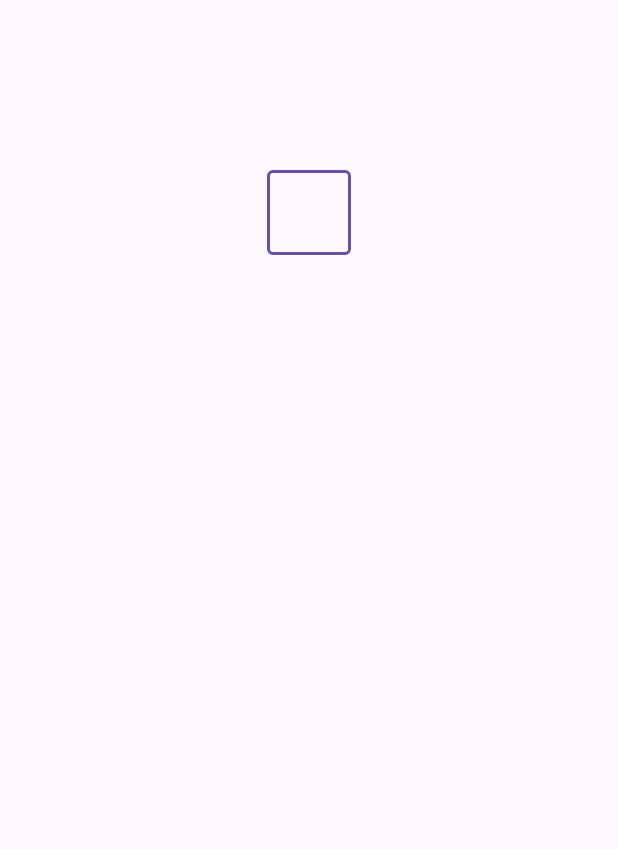
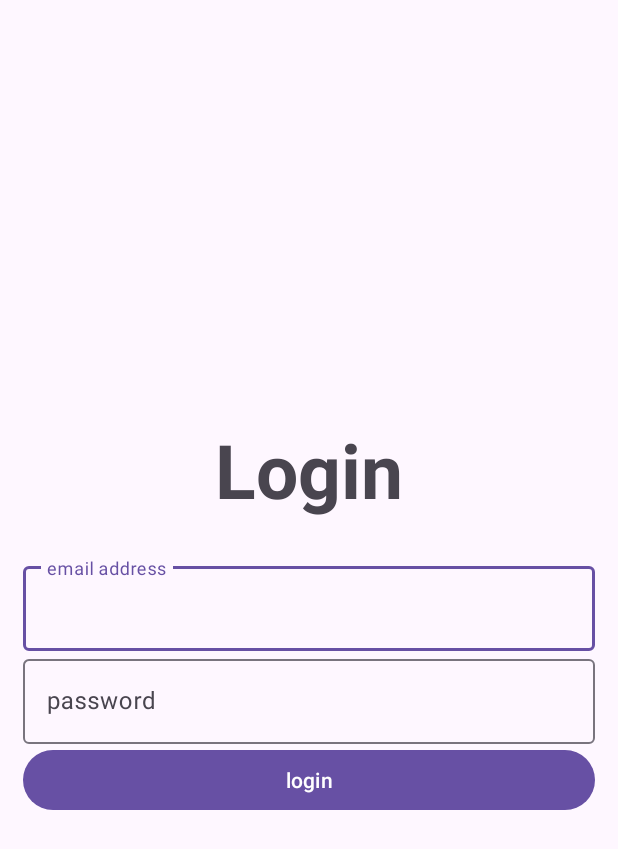
Before and after one commit to SymonMuchemi/Auth-project, an Android app: the screen it shows after launch (Login), on a phone screen of 412 x 824 dp. Before the commit the part shown is almost empty. Shown: the top 849 px of the screen. Run offline under Robolectric (Android 15) with nearby library versions, the phone set to English and light mode, and no system bars.

Commit message:
fix: adjusted the layout widths and heights

```diff
--- a/app/build.gradle.kts
+++ b/app/build.gradle.kts
@@ -27,6 +27,7 @@ android {
         sourceCompatibility = JavaVersion.VERSION_1_8
         targetCompatibility = JavaVersion.VERSION_1_8
     }
+    buildToolsVersion = "34.0.0"
 }
 
 dependencies {
--- a/app/src/main/res/layout/activity_login.xml
+++ b/app/src/main/res/layout/activity_login.xml
@@ -10,7 +10,7 @@
     tools:context=".Login">
 
     <TextView
-        android:text="@string/login"
+        android:text="Login"
         android:textSize="50sp"
         android:textStyle="bold"
         android:gravity="center"
@@ -19,18 +19,18 @@
         android:layout_height="wrap_content"/>
 
         <com.google.android.material.textfield.TextInputLayout
-            android:layout_width="wrap_content"
-            android:layout_height="match_parent" >
+            android:layout_width="match_parent"
+            android:layout_height="wrap_content" >
         <com.google.android.material.textfield.TextInputEditText
             android:id="@+id/email"
-            android:hint="@string/email"
+            android:hint="email address"
             android:layout_width="match_parent"
             android:layout_height="wrap_content"/>
         </com.google.android.material.textfield.TextInputLayout>
 
     <com.google.android.material.textfield.TextInputLayout
-            android:layout_width="wrap_content"
-            android:layout_height="match_parent" >
+            android:layout_width="match_parent"
+            android:layout_height="wrap_content" >
         <com.google.android.material.textfield.TextInputEditText
             android:id="@+id/password_toggle"
             android:hint="@string/password"
@@ -40,9 +40,9 @@
 
     <Button
         android:id="@+id/login_button"
-        android:layout_width="wrap_content"
+        android:layout_width="match_parent"
         android:layout_height="wrap_content"
-        android:text="@string/login"
+        android:text="login"
         />
 
 </LinearLayout>
```
Also changed, not shown: app/src/main/res/layout/activity_registration.xml (+8 -5 lines).
